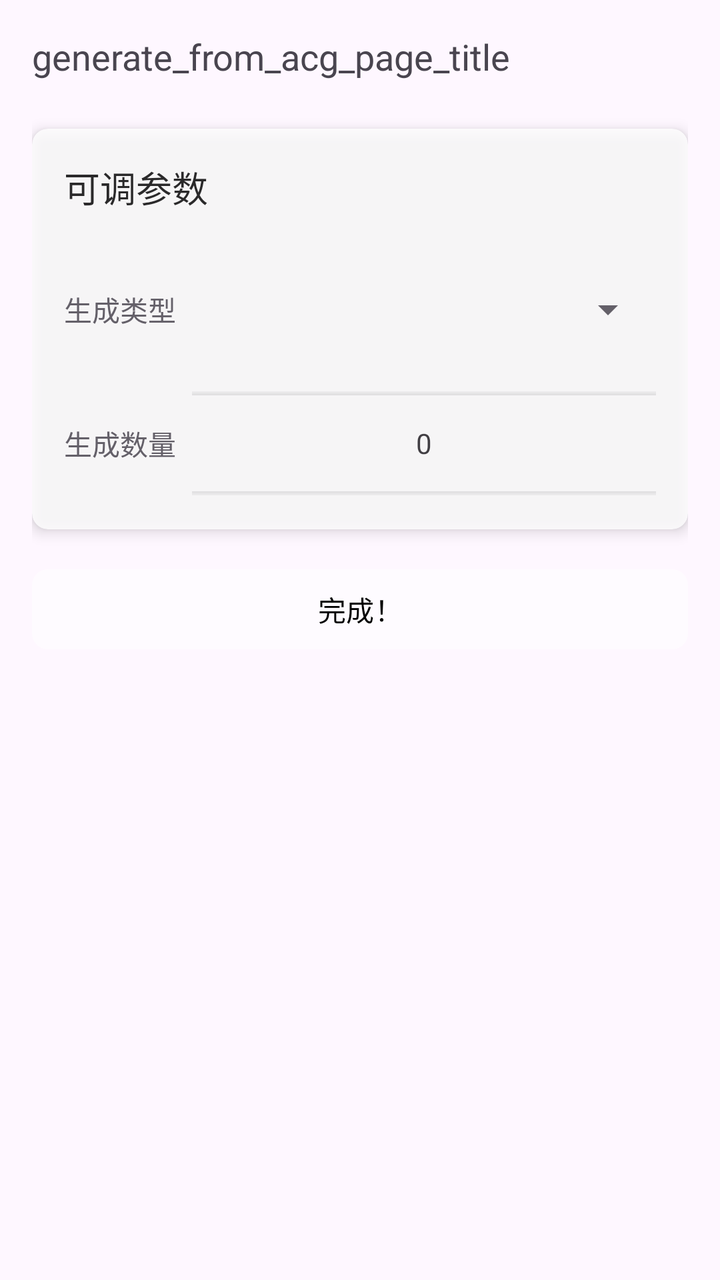
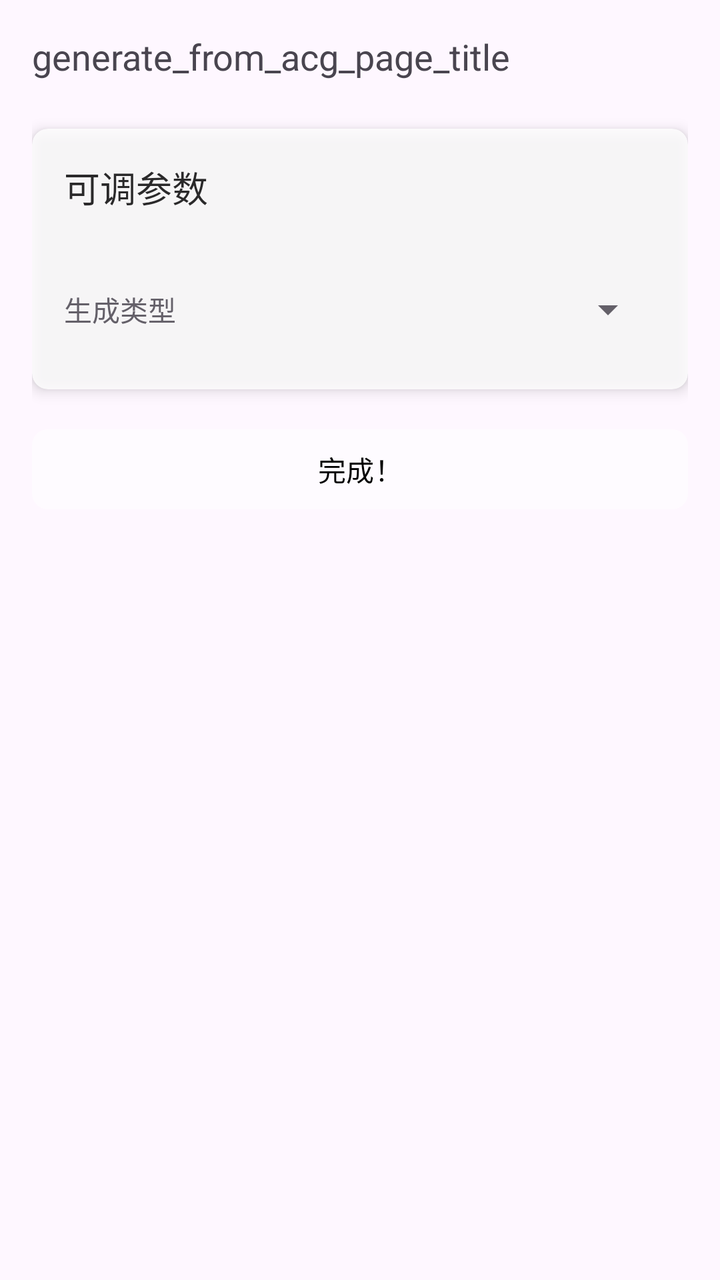

Two renders of the same Android screen: before a commit and after it. Below are the layout's source before the change and the commit's diff.
<!-- AndroidManifest.xml: application theme Theme.Wallpapergenerator -->
<!-- res/layout/fragment_acg_generate.xml -->
<ScrollView
        xmlns:android="http://schemas.android.com/apk/res/android"
        xmlns:app="http://schemas.android.com/apk/res-auto"
        android:layout_width="match_parent"
        android:layout_height="match_parent"
        android:padding="16dp">

    <LinearLayout
            android:layout_width="match_parent"
            android:layout_height="wrap_content"
            android:orientation="vertical">

        <TextView
                android:id="@+id/generate_from_acg_page_title"
                android:layout_width="wrap_content"
                android:layout_height="wrap_content"
                android:textSize="18sp"
                android:layout_marginBottom="8dp"
                android:text="generate_from_acg_page_title"/>


        <androidx.cardview.widget.CardView
                android:layout_width="match_parent"
                android:layout_height="wrap_content"
                android:layout_marginTop="16dp"
                android:alpha="0.8"
                app:cardCornerRadius="8dp"
                app:cardElevation="4dp">

            <LinearLayout
                    android:layout_width="match_parent"
                    android:layout_height="wrap_content"
                    android:orientation="vertical"
                    android:padding="16dp">

                <TextView
                        android:layout_width="wrap_content"
                        android:layout_height="wrap_content"
                        android:text="可调参数"
                        android:textSize="18sp"
                        android:textColor="@color/text_colors"
                        android:layout_marginBottom="8dp"/>

                

                <LinearLayout
                        android:layout_width="match_parent"
                        android:layout_height="wrap_content"
                        android:orientation="horizontal"
                        android:layout_marginTop="16dp">


                    <TextView
                            android:layout_width="wrap_content"
                            android:layout_height="wrap_content"
                            android:text="生成类型"
                            android:layout_gravity="center_vertical"
                            android:layout_marginEnd="8dp"/>

                    <Spinner
                            android:id="@+id/acg_generate_type_spinner"
                            android:layout_width="match_parent"
                            android:layout_height="wrap_content"
                            android:minHeight="48dp"/>
                </LinearLayout>

                <LinearLayout
                        android:layout_width="match_parent"
                        android:layout_height="wrap_content"
                        android:orientation="horizontal"
                        android:layout_marginTop="16dp">


                    <TextView
                            android:layout_width="wrap_content"
                            android:layout_height="wrap_content"
                            android:text="生成数量"
                            android:layout_gravity="center_vertical"
                            android:layout_marginEnd="8dp"/>

                    <NumberPicker
                            android:id="@+id/acg_input_number_picker"
                            android:layout_width="0dp"
                            android:layout_height="54dp"
                            android:layout_weight="1"
                            android:minHeight="48dp"/>
                </LinearLayout>

            </LinearLayout>
        </androidx.cardview.widget.CardView>

        <Button
                android:id="@+id/acg_generate_button"
                android:layout_width="match_parent"
                android:layout_height="wrap_content"
                android:layout_marginTop="16dp"
                android:text="完成！"
                android:textColor="@color/text_colors"
                android:layout_gravity="end"
                style="@style/RoundedCorner"
                app:backgroundTint="@color/overlay_color"/>

    </LinearLayout>
</ScrollView>
<!-- resources referenced by this layout -->
<resources>
  <color name="overlay_color">#80FFFFFF</color>
  <color name="text_colors">#000000</color>
  <style name="RoundedCorner">
          <item name="shapeAppearanceOverlay">@style/ShapeAppearanceOverlay.MaterialComponents.Rounded</item>
      </style>
  <style name="Theme.Wallpapergenerator" parent="Theme.Material3.DayNight.NoActionBar">
          
          <item name="colorPrimary">@color/light_purple_light_mode</item>
          <item name="colorOnPrimary">@color/light_purple_text_light_mode</item>
          
          <item name="colorSecondary">@color/light_green_light_mode</item>
          <item name="colorOnSecondary">@color/text_colors</item>
          
          <item name="android:statusBarColor">@android:color/transparent</item>
      </style>
  <style name="ShapeAppearanceOverlay.MaterialComponents.Rounded" parent="">
          <item name="cornerFamily">rounded</item>
          <item name="cornerSize">8dp</item>
      </style>
  <color name="light_purple_light_mode">#BB86FC</color>
  <color name="light_purple_text_light_mode">#000000</color>
  <color name="light_green_light_mode">#03DAC6</color>
</resources>

<!-- the commit's change to res/layout/fragment_acg_generate.xml (unified diff, before → after) -->
@@ -68,7 +68,7 @@
                         android:layout_width="match_parent"
                         android:layout_height="wrap_content"
                         android:orientation="horizontal"
-                        android:layout_marginTop="16dp">
+                        android:layout_marginTop="16dp" android:visibility="gone">
 
 
                     <TextView
